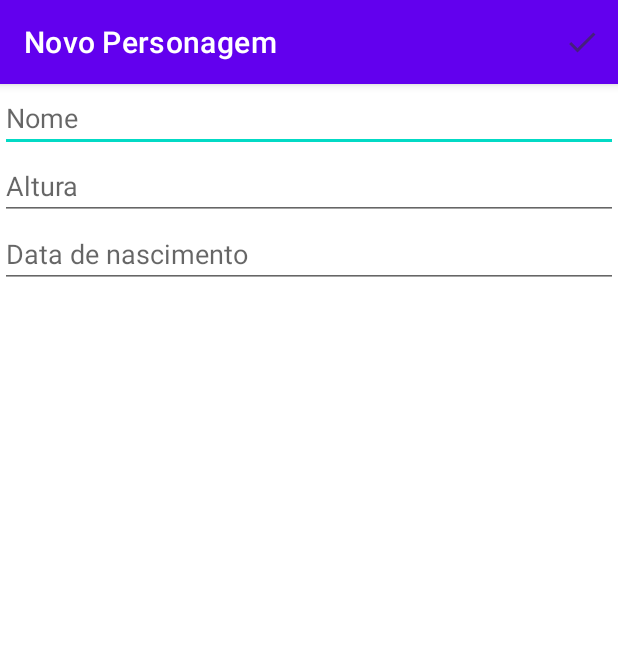
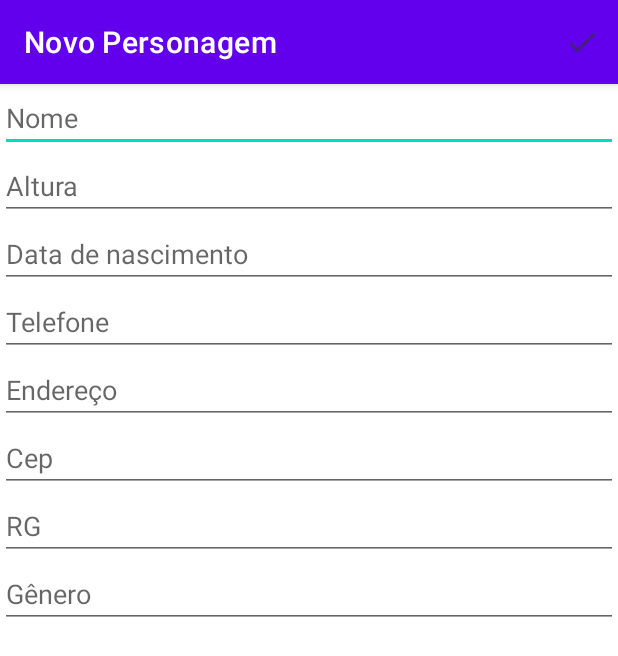
Before and after one commit to SrRique/HENRIQUEANSELMO_190255_AGM_FINAL, an Android app: the FormularioPersonagemActivity screen opened directly, with no data from a screen before it, on a phone screen of 412 x 824 dp. Shown: the top 656 px of the screen. Run offline under Robolectric (Android 15) with nearby library versions, the phone set to English and light mode, and no system bars; libraries missing offline, so code that uses them is left out: com.github.rtoshiro.util; 15 statements that could not run were skipped.

Commit message:
Adicionado os campos com as formatações

```diff
--- a/ProjetoAgenda/app/src/main/java/com/example/listapersonagens/ui/activities/FormularioPersonagemActivity.java
+++ b/ProjetoAgenda/app/src/main/java/com/example/listapersonagens/ui/activities/FormularioPersonagemActivity.java
@@ -32,6 +32,11 @@ public class FormularioPersonagemActivity extends AppCompatActivity {
     private EditText campoNome;
     private EditText campoAltura;
     private EditText campoNascimento;
+    private EditText campoTelefone;
+    private EditText campoEndereco;
+    private EditText campoCep;
+    private EditText camporg;
+    private EditText campogenero;
     private final PersonagemDAO dao = new PersonagemDAO();
     private Personagem personagem;
 
@@ -83,6 +88,11 @@ public class FormularioPersonagemActivity extends AppCompatActivity {
         campoNome.setText(personagem.getNome());
         campoAltura.setText(personagem.getAltura());
         campoNascimento.setText(personagem.getNascimento());
+        campoTelefone.setText(personagem.getTelefone());
+        campoCep.setText(personagem.getCep());
+        campoEndereco.setText(personagem.getEndereco());
+        camporg.setText(personagem.getEndereco());
+        campogenero.setText(personagem.getGenero());
     }
 
     //salva o conteudo ao clicar
@@ -114,6 +124,11 @@ public class FormularioPersonagemActivity extends AppCompatActivity {
         campoNome = findViewById(R.id.editText_nome);
         campoAltura = findViewById(R.id.editText_altura);
         campoNascimento = findViewById(R.id.editText_nascimento);
+        campogenero = findViewById(R.id.editText_genero);
+        camporg = findViewById(R.id.editText_rg);
+        campoCep = findViewById(R.id.editText_cep);
+        campoEndereco = findViewById(R.id.editText_endereco);
+        campoTelefone = findViewById(R.id.editText_telefone);
 
         //configura a formatação com imports de outra biblioteca
         SimpleMaskFormatter smfAltura = new SimpleMaskFormatter("N,NN");
@@ -124,6 +139,21 @@ public class FormularioPersonagemActivity extends AppCompatActivity {
         SimpleMaskFormatter smfNascimento = new SimpleMaskFormatter("NN/NN/NNNN");
         MaskTextWatcher mtwNascimento = new MaskTextWatcher(campoNascimento, smfNascimento);
         campoNascimento.addTextChangedListener(mtwNascimento);
+
+        //configura a formatação layout com imports de outra biblioteca
+        SimpleMaskFormatter smfRg = new SimpleMaskFormatter("NN.NNN.NNN-N");
+        MaskTextWatcher mtwRG = new MaskTextWatcher(camporg, smfRg);
+        camporg.addTextChangedListener(mtwRG);
+
+        //configura a formatação layout com imports de outra biblioteca
+        SimpleMaskFormatter smfcep = new SimpleMaskFormatter("NNNNN-NN");
+        MaskTextWatcher mtwcep = new MaskTextWatcher(campoCep, smfcep);
+        campoCep.addTextChangedListener(mtwcep);
+
+        //configura a formatação layout com imports de outra biblioteca
+        SimpleMaskFormatter smftelefone = new SimpleMaskFormatter("(NN)NNNNN-NNNN");
+        MaskTextWatcher mtwtelefone = new MaskTextWatcher(campoTelefone, smftelefone);
+        campoTelefone.addTextChangedListener(mtwtelefone);
     }
 
     //usado para dar conteudo aos campos e transforma em string
@@ -131,9 +161,19 @@ public class FormularioPersonagemActivity extends AppCompatActivity {
         String nome = campoNome.getText().toString();
         String altura = campoAltura.getText().toString();
         String nascimento = campoNascimento.getText().toString();
+        String telefone = campoTelefone.getText().toString();
+        String rg = camporg.getText().toString();
+        String cep = campoCep.getText().toString();
+        String genero = campogenero.getText().toString();
+        String endereco = campoEndereco.getText().toString();
 
         personagem.setNome(nome);
         personagem.setAltura(altura);
         personagem.setNascimento(nascimento);
+        personagem.setEndereco(endereco);
+        personagem.setRg(rg);
+        personagem.setCep(cep);
+        personagem.setTelefone(telefone);
+        personagem.setGenero(genero);
     }
 }
--- a/ProjetoAgenda/app/src/main/res/layout/activity_formulario_personagem.xml
+++ b/ProjetoAgenda/app/src/main/res/layout/activity_formulario_personagem.xml
@@ -54,6 +54,75 @@
             app:layout_constraintTop_toTopOf="parent"
             app:layout_constraintVertical_bias="0.31" />
 
+        <EditText
+            android:id="@+id/editText_telefone"
+            android:layout_width="match_parent"
+            android:layout_height="wrap_content"
+            android:ems="10"
+            android:hint="Telefone"
+            android:inputType="textPersonName"
+            app:layout_constraintBottom_toBottomOf="parent"
+            app:layout_constraintEnd_toEndOf="parent"
+            app:layout_constraintHorizontal_bias="0.497"
+            app:layout_constraintStart_toStartOf="parent"
+            app:layout_constraintTop_toTopOf="parent"
+            app:layout_constraintVertical_bias="0.31" />
+
+        <EditText
+            android:id="@+id/editText_endereco"
+            android:layout_width="match_parent"
+            android:layout_height="wrap_content"
+            android:ems="10"
+            android:hint="Endereço"
+            android:inputType="textPersonName"
+            app:layout_constraintBottom_toBottomOf="parent"
+            app:layout_constraintEnd_toEndOf="parent"
+            app:layout_constraintHorizontal_bias="0.497"
+            app:layout_constraintStart_toStartOf="parent"
+            app:layout_constraintTop_toTopOf="parent"
+            app:layout_constraintVertical_bias="0.31" />
+        <EditText
+            android:id="@+id/editText_cep"
+            android:layout_width="match_parent"
+            android:layout_height="wrap_content"
+            android:ems="10"
+            android:hint="Cep"
+            android:inputType="textPersonName"
+            app:layout_constraintBottom_toBottomOf="parent"
+            app:layout_constraintEnd_toEndOf="parent"
+            app:layout_constraintHorizontal_bias="0.497"
+            app:layout_constraintStart_toStartOf="parent"
+            app:layout_constraintTop_toTopOf="parent"
+            app:layout_constraintVertical_bias="0.31" />
+
+        <EditText
+            android:id="@+id/editText_rg"
+            android:layout_width="match_parent"
+            android:layout_height="wrap_content"
+            android:ems="10"
+            android:hint="RG"
+            android:inputType="textPersonName"
+            app:layout_constraintBottom_toBottomOf="parent"
+            app:layout_constraintEnd_toEndOf="parent"
+            app:layout_constraintHorizontal_bias="0.497"
+            app:layout_constraintStart_toStartOf="parent"
+            app:layout_constraintTop_toTopOf="parent"
+            app:layout_constraintVertical_bias="0.31" />
+
+        <EditText
+            android:id="@+id/editText_genero"
+            android:layout_width="match_parent"
+            android:layout_height="wrap_content"
+            android:ems="10"
+            android:hint="Gênero"
+            android:inputType="textPersonName"
+            app:layout_constraintBottom_toBottomOf="parent"
+            app:layout_constraintEnd_toEndOf="parent"
+            app:layout_constraintHorizontal_bias="0.497"
+            app:layout_constraintStart_toStartOf="parent"
+            app:layout_constraintTop_toTopOf="parent"
+            app:layout_constraintVertical_bias="0.31" />
+
         <Button
             android:id="@+id/savebutton"
             android:layout_width="match_parent"
```
Also changed, not shown: ProjetoAgenda/app/src/main/java/com/example/listapersonagens/model/Personagem.java (+53 -2 lines).
